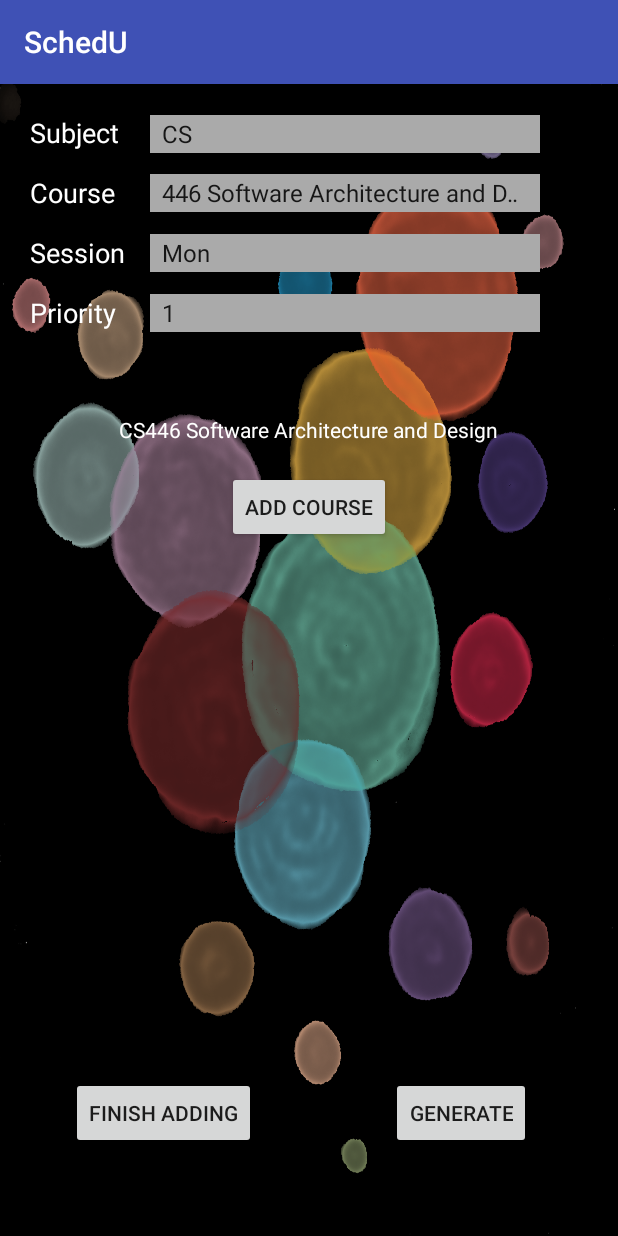
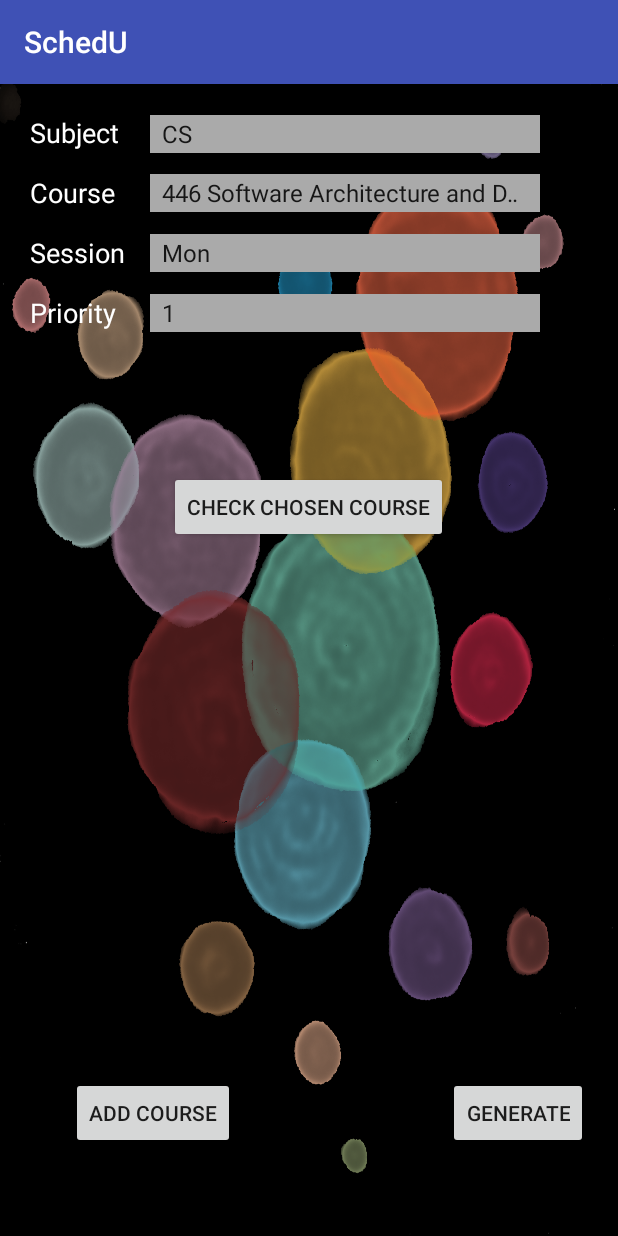
Before and after one commit to youmeizhang/CS446-SchedU-App, an Android app: the screen it shows after launch (MainActivity), on a phone screen of 412 x 824 dp. Run offline under Robolectric (Android 15) with nearby library versions, the phone set to English and light mode, and no system bars.

Commit message:
add functionality of modifying user database

```diff
--- a/SchedU/app/src/main/java/com/example/schedu/DbHandler.java
+++ b/SchedU/app/src/main/java/com/example/schedu/DbHandler.java
@@ -54,18 +54,20 @@ public class DbHandler extends SQLiteOpenHelper {
         cValues.put(KEY_SESS, session);
         cValues.put(KEY_PRIO, priority);
         long newRowId = db.insert(TABLE_Users,null, cValues);
+        System.out.println("Data inserted as: " + cValues);
         db.close();
     }
 
     public ArrayList<HashMap<String, String>> GetUsers(){
         ArrayList<HashMap<String, String>> userList = new ArrayList<>();
-        String query = "SELECT subject, course, session, priority FROM "+ TABLE_Users;
+        String query = "SELECT id, subject, course, session, priority FROM "+ TABLE_Users;
 
         System.out.println("QUERY is " + query);
 
         Cursor cursor = db.rawQuery(query,null);
         while (cursor.moveToNext()){
             HashMap<String,String> user = new HashMap<>();
+            user.put("id", cursor.getString(cursor.getColumnIndex(KEY_ID)));
             user.put("subject",cursor.getString(cursor.getColumnIndex(KEY_SUB)));
             user.put("course",cursor.getString(cursor.getColumnIndex(KEY_COU)));
             user.put("session",cursor.getString(cursor.getColumnIndex(KEY_SESS)));
@@ -91,7 +93,7 @@ public class DbHandler extends SQLiteOpenHelper {
         return  userList;
     }
     // Delete User Details
-    public void DeleteUser(int userid){
+    public void DeleteUser(long userid){
         SQLiteDatabase db = this.getWritableDatabase();
         db.delete(TABLE_Users, KEY_ID+" = ?",new String[]{String.valueOf(userid)});
         db.close();
--- a/SchedU/app/src/main/java/com/example/schedu/MainActivity.java
+++ b/SchedU/app/src/main/java/com/example/schedu/MainActivity.java
@@ -26,6 +26,7 @@ public class MainActivity extends AppCompatActivity {
     private Button btn_gen;
     private Button btn_add;
     private Button btn_finish;
+    private Button btn_finish_new;
     private String[][] dataStrings = { {"446 Software Architecture and Design", "486 Introduction to Artificial Intelligence", "698 Introduction to Research Topics"},
             {"656 Database System", "657A Data Model & Knowledge", "653 Quality Assurance"}, {"641 Text Analysis", "640 Big Data"}, };
     private ArrayAdapter<CharSequence> adapter = null;
@@ -78,7 +79,7 @@ public class MainActivity extends AppCompatActivity {
             public void onItemSelected(AdapterView<?> parent, View view, int position, long id) {
                 string_course = parent.getItemAtPosition(position).toString();
                 s = string_subject + string_course;
-                textView1.setText(s);
+                //textView1.setText(s);
             }
 
             @Override
@@ -126,22 +127,30 @@ public class MainActivity extends AppCompatActivity {
         btn_add.setOnClickListener(new View.OnClickListener() {
             public void onClick(View v) {
                 DbHandler dbHandler = new DbHandler(MainActivity.this);
-                //dbHandler.onCreate(SQLiteDatabase db);
+                dbHandler.insertUserDetails(string_subject, string_course, string_session, string_priority);
 
-                dbHandler.insertUserDetails(string_subject, string_course, string_session, string_priority);
                 Toast.makeText(getApplicationContext(), "Course Added Successfully", Toast.LENGTH_SHORT).show();
 
-                //intent = new Intent(MainActivity.this, DetailsActivity.class);
-                //startActivity(intent);
             }
         });
 
-        btn_finish = (Button)findViewById(R.id.finish_adding);
-        btn_finish.setOnClickListener(new View.OnClickListener(){
-            public void onClick(View v){
+        btn_finish_new = (Button)findViewById(R.id.btn_finish);
+        btn_finish_new.setOnClickListener(new View.OnClickListener() {
+            @Override
+            public void onClick(View v) {
                 intent = new Intent(MainActivity.this, DetailsActivity.class);
                 startActivity(intent);
             }
         });
+/*
+        btn_finish = (Button)findViewById(R.id.finish_adding);
+        btn_finish.setOnClickListener(new View.OnClickListener() {
+            public void onClick(View v) {
+                textView1.setText(s);
+                intent = new Intent(MainActivity.this, DetailsActivity.class);
+                startActivity(intent);
+            }
+        });
+        */
     }
 }
--- a/SchedU/app/src/main/res/layout/activity_main.xml
+++ b/SchedU/app/src/main/res/layout/activity_main.xml
@@ -112,10 +112,10 @@
         android:id="@+id/generate"
         android:layout_width="wrap_content"
         android:layout_height="wrap_content"
-        android:layout_alignBaseline="@+id/finish_adding"
-        android:layout_alignBottom="@+id/finish_adding"
-        android:layout_toEndOf="@+id/add_course"
-        android:layout_toRightOf="@+id/add_course"
+        android:layout_alignBaseline="@+id/add_course"
+        android:layout_alignBottom="@+id/add_course"
+        android:layout_toEndOf="@+id/btn_finish"
+        android:layout_toRightOf="@+id/btn_finish"
         android:text="Generate"
         app:layout_constraintBottom_toBottomOf="parent"
         app:layout_constraintEnd_toEndOf="parent" />
@@ -133,7 +133,7 @@
         app:layout_constraintTop_toTopOf="parent" />
 
     <Button
-        android:id="@+id/finish_adding"
+        android:id="@+id/add_course"
         android:layout_width="wrap_content"
         android:layout_height="wrap_content"
         android:layout_alignParentBottom="true"
@@ -142,7 +142,7 @@
         android:layout_marginStart="31dp"
         android:layout_toEndOf="@+id/displayresult"
         android:layout_toRightOf="@+id/displayresult"
-        android:text="Finish Adding"
+        android:text="Add Course"
         app:layout_constraintBottom_toBottomOf="parent"
         app:layout_constraintStart_toStartOf="parent" />
 
@@ -158,17 +158,6 @@
         app:layout_constraintEnd_toEndOf="parent"
         app:layout_constraintStart_toStartOf="parent" />
 
-    <Button
-        android:id="@+id/add_course"
-        android:layout_width="wrap_content"
-        android:layout_height="wrap_content"
-        android:layout_below="@+id/display_info"
-        android:layout_centerHorizontal="true"
-        android:layout_marginTop="18dp"
-        android:text="Add Course"
-        app:layout_constraintEnd_toEndOf="parent"
-        app:layout_constraintStart_toStartOf="parent" />
-
     <TextView
         android:id="@+id/display_read"
         android:layout_width="wrap_content"
@@ -181,4 +170,15 @@
         app:layout_constraintBottom_toTopOf="parent"
         app:layout_constraintStart_toStartOf="parent" />
 
+    <Button
+        android:id="@+id/btn_finish"
+        android:layout_width="wrap_content"
+        android:layout_height="wrap_content"
+        android:layout_below="@+id/display_info"
+        android:layout_centerHorizontal="true"
+        android:layout_marginTop="18dp"
+        android:text="Check Chosen course"
+        app:layout_constraintBottom_toBottomOf="parent"
+        app:layout_constraintEnd_toEndOf="parent" />
+
 </RelativeLayout>
```
Also changed, not shown: SchedU/app/src/main/java/com/example/schedu/DetailsActivity.java (+52 -6 lines), SchedU/app/src/main/java/com/example/schedu/Main2Activity.java (+7 -0 lines), SchedU/app/src/main/res/layout/list_row.xml (+19 -6 lines), 1 other file.
